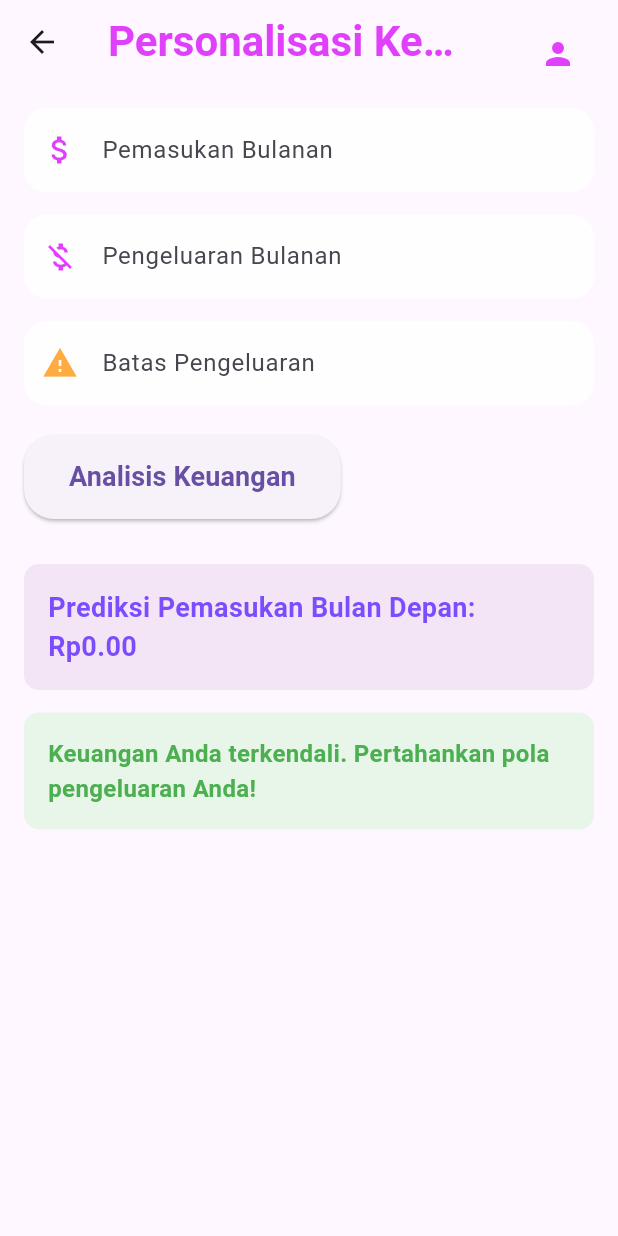
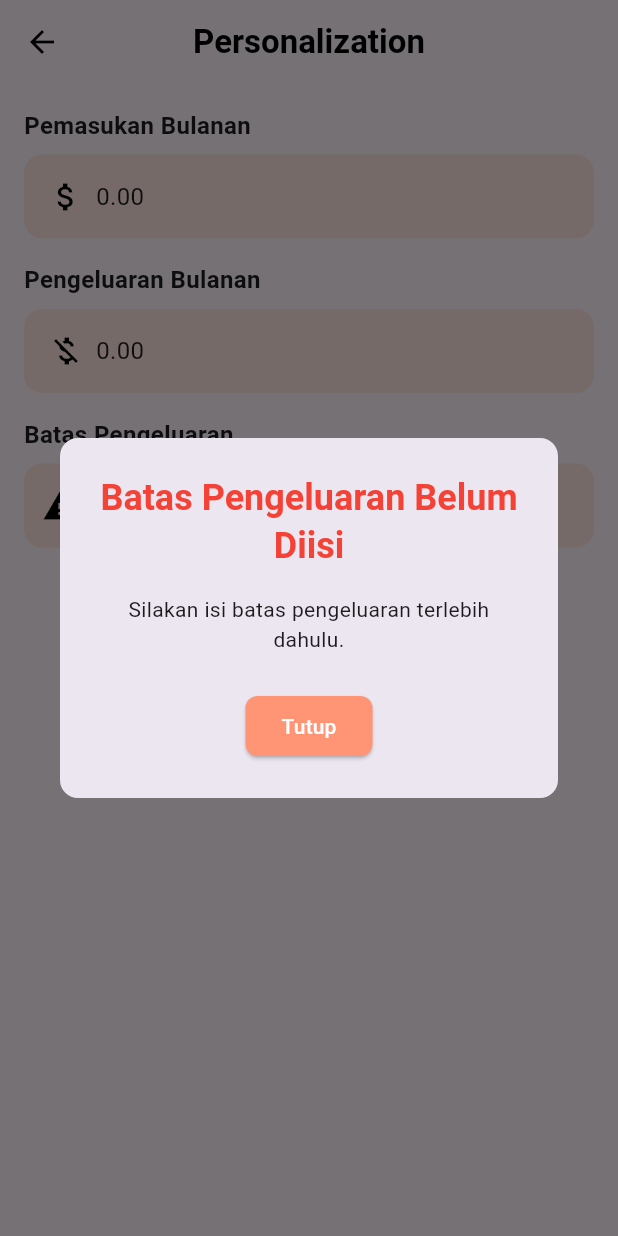
Before and after one commit to Natashayp/money_map, a Flutter app: the PersonalizationPage screen opened by its route, after a tap on "Analisis Keuangan", on a phone screen of 412 x 824 dp. Run offline on Flutter 3.47's test engine with Material 3 defaults, Android fonts, the phone set to English and light mode, and no system bars; our stand-ins replace cloud_firestore, firebase_core; accounts and stored records are empty; Roboto replaces fonts that are missing (Poppins); project files that could hold a hidden picture were left out.

Commit message:
crud pada halaman personalization

```diff
--- a/lib/home_page.dart
+++ b/lib/home_page.dart
@@ -1,6 +1,7 @@
 import 'package:flutter/material.dart';
 import 'package:cloud_firestore/cloud_firestore.dart';
 import 'package:intl/intl.dart';
+import 'package:moneyt/personalization_page.dart';
 import 'profile_page.dart';
 
 class HomePage extends StatefulWidget {
@@ -101,7 +102,11 @@ class _HomePageState extends State<HomePage> {
                         children: [
                           IconButton(
                             icon: const Icon(Icons.account_balance_wallet, color: Colors.black),
-                            onPressed: () {},
+                            onPressed: () {Navigator.push(
+                                context,
+                                MaterialPageRoute(builder: (context) => PersonalizationPage()),
+                              );
+                            },
                           ),
                           IconButton(
                             icon: const Icon(Icons.person, color: Colors.black),
--- a/lib/personalization_page.dart
+++ b/lib/personalization_page.dart
@@ -1,52 +1,175 @@
 import 'package:flutter/material.dart';
+import 'package:cloud_firestore/cloud_firestore.dart';
 
-class FinanceData {
-  double income;
-  double expense;
-  double expenseLimit;
+class PersonalizationPage extends StatefulWidget {
+  const PersonalizationPage({super.key});
 
-  FinanceData({
-    required this.income,
-    required this.expense,
-    required this.expenseLimit,
-  });
+  @override
+  State<PersonalizationPage> createState() => _PersonalizationPageState();
+}
 
-  double get predictedIncome => income * 1.1;
-  bool get isOverLimit => expense > expenseLimit;
+class _PersonalizationPageState extends State<PersonalizationPage> {
+  final TextEditingController _limitController = TextEditingController();
+  double _income = 0;
+  double _expense = 0;
 
-  String get suggestion {
-    if (isOverLimit) {
-      return "Pengeluaran Anda melebihi batas. Cobalah mengurangi belanja yang tidak penting atau meningkatkan pendapatan.";
-    } else {
-      return "Keuangan Anda terkendali. Pertahankan pola pengeluaran Anda!";
+  @override
+  void dispose() {
+    _limitController.dispose();
+    super.dispose();
   }
+
+  @override
+  void initState() {
+    super.initState();
+    _fetchData();
+  }
+
+  Future<void> _fetchData() async {
+    final QuerySnapshot snapshot = await FirebaseFirestore.instance.collection('db-money-mab').get();
+
+    double totalIncome = 0;
+    double totalExpense = 0;
+
+    for (var doc in snapshot.docs) {
+      var data = doc.data() as Map<String, dynamic>;
+      if (data['source'] == 'Income') {
+        totalIncome += data['amount'];
+      } else if (data['source'] == 'Expense') {
+        totalExpense += data['amount'];
       }
     }
 
-class PersonalizationPage extends StatefulWidget {
-  @override
-  _PersonalizationPageState createState() => _PersonalizationPageState();
+    setState(() {
+      _income = totalIncome;
+      _expense = totalExpense;
+    });
   }
 
-class _PersonalizationPageState extends State<PersonalizationPage> {
-  final TextEditingController _incomeController = TextEditingController();
-  final TextEditingController _expenseController = TextEditingController();
-  final TextEditingController _limitController = TextEditingController();
+  void _analyzeFinances() {
+    if (_limitController.text.isEmpty) {
+      _showDialog(
+        "Batas Pengeluaran Belum Diisi",
+        "Silakan isi batas pengeluaran terlebih dahulu.",
+        Colors.red,
+      );
+      return;
+    }
 
-  double? _predictedIncome;
-  String? _suggestion;
+    final double? limit = double.tryParse(_limitController.text);
+    if (limit == null) {
+      _showDialog(
+        "Input Tidak Valid",
+        "Masukkan angka saja yang diperbolehkan.",
+        Colors.red,
+      );
+      return;
+    }
 
-  void _analyzeFinance() {
-    final income = double.tryParse(_incomeController.text) ?? 0.0;
-    final expense = double.tryParse(_expenseController.text) ?? 0.0;
-    final limit = double.tryParse(_limitController.text) ?? 0.0;
+    String message;
+    Color messageColor;
+    Widget content;
 
-    final financeData = FinanceData(income: income, expense: expense, expenseLimit: limit);
+    if (_expense <= limit) {
+      message = "Pengeluaran Tidak Melebihi Batas";
+      messageColor = Colors.green;
+      content = const Text(
+        "Selamat! Pengeluaran Anda sesuai dengan batas yang ditentukan.",
+        textAlign: TextAlign.center,
+      );
+    } else if (_expense > limit && _expense <= limit * 1.5) {
+      message = "Pengeluaran Melebihi Batas";
+      messageColor = Colors.yellow;
+      content = Column(
+        mainAxisSize: MainAxisSize.min,
+        children: const [
+          Text(
+            "Saran yang bisa Anda lakukan:",
+            style: TextStyle(fontWeight: FontWeight.bold),
+          ),
+          SizedBox(height: 8),
+          Text("1. Tinjau kebutuhan prioritas"),
+          Text("2. Kurangi pengeluaran tidak penting"),
+        ],
+      );
+    } else if (_expense > limit * 1.5 && _expense <= limit * 2) {
+      message = "Pengeluaran Sangat Jauh dari Batas";
+      messageColor = Colors.orange;
+      content = Column(
+        mainAxisSize: MainAxisSize.min,
+        children: const [
+          Text(
+            "Saran yang bisa Anda lakukan:",
+            style: TextStyle(fontWeight: FontWeight.bold),
+          ),
+          SizedBox(height: 8),
+          Text("1. Memantau pengeluaran secara ketat"),
+          Text("2. Mencegah sifat konsumtif"),
+          Text("3. Cari alternatif yang lebih murah"),
+        ],
+      );
+    } else {
+      message = "Pengeluaran Anda Ekstrim";
+      messageColor = Colors.red;
+      content = Column(
+        mainAxisSize: MainAxisSize.min,
+        children: [
+          const Text(
+            "Saran yang bisa Anda lakukan:",
+            style: TextStyle(fontWeight: FontWeight.bold),
+          ),
+          const SizedBox(height: 8),
+          const Text("1. Menyimpan dana darurat"),
+          const Text("2. Mencari bantuan dari ahli keuangan"),
+          const Text("3. Membuat anggaran yang lebih ketat"),
+          const SizedBox(height: 8),
+          GestureDetector(
+            onTap: () {},
+            child: const Text(
+              "Klik di sini untuk belajar lebih lanjut tentang manajemen keuangan",
+              style: TextStyle(color: Colors.blue, decoration: TextDecoration.underline),
+            ),
+          ),
+        ],
+      );
+    }
 
-    setState(() {
-      _predictedIncome = financeData.predictedIncome;
-      _suggestion = financeData.suggestion;
-    });
+    _showDialog(message, content, messageColor);
+  }
+
+  void _showDialog(String title, dynamic content, Color titleColor) {
+    showDialog(
+      context: context,
+      builder: (context) => AlertDialog(
+        shape: RoundedRectangleBorder(borderRadius: BorderRadius.circular(12)),
+        title: Text(
+          title,
+          textAlign: TextAlign.center,
+          style: TextStyle(
+            fontWeight: FontWeight.bold,
+            color: titleColor,
+          ),
+        ),
+        content: content is Widget ? content : Text(content, textAlign: TextAlign.center),
+        actions: [
+          Center(
+            child: ElevatedButton(
+              style: ElevatedButton.styleFrom(
+                backgroundColor: const Color(0xFFFF9575),
+                shape: RoundedRectangleBorder(
+                  borderRadius: BorderRadius.circular(8),
+                ),
+              ),
+              onPressed: () => Navigator.pop(context),
+              child: const Text(
+                "Tutup",
+                style: TextStyle(color: Colors.white),
+              ),
+            ),
+          ),
+        ],
+      ),
+    );
   }
 
   @override
@@ -55,130 +178,134 @@ class _PersonalizationPageState extends State<PersonalizationPage> {
       appBar: AppBar(
         backgroundColor: Colors.transparent,
         elevation: 0,
-        title: Text(
-          "Personalisasi Keuangan",
+        leading: IconButton(
+          icon: const Icon(Icons.arrow_back, color: Colors.black),
+          onPressed: () => Navigator.pop(context),
+        ),
+        title: const Text(
+          "Personalization",
           style: TextStyle(
-            fontFamily: 'Poppins',
-            fontSize: 28,
             fontWeight: FontWeight.bold,
-            color: Colors.purpleAccent,
+            color: Colors.black,
           ),
         ),
-        actions: [
-          Padding(
-            padding: const EdgeInsets.all(16.0),
-            child: IconButton(
-              icon: const Icon(Icons.person, color: Colors.purpleAccent),
-              onPressed: () {
-                Navigator.pushNamed(context, '/personalization');
-              },
+        centerTitle: true,
       ),
-          ),
-        ],
-      ),
-      body: Padding(
+      body: SingleChildScrollView(
+        child: Padding(
           padding: const EdgeInsets.all(16.0),
           child: Column(
             crossAxisAlignment: CrossAxisAlignment.start,
             children: [
-            TextField(
-              controller: _incomeController,
-              keyboardType: TextInputType.number,
-              decoration: InputDecoration(
-                labelText: "Pemasukan Bulanan",
-                prefixIcon: Icon(Icons.attach_money, color: Colors.purpleAccent),
-                filled: true,
-                fillColor: Colors.white.withOpacity(0.9),
-                border: OutlineInputBorder(
-                  borderRadius: BorderRadius.circular(15),
-                  borderSide: BorderSide.none,
+              _buildDisplayField(
+                "Pemasukan Bulanan",
+                _income,
+                Icons.attach_money,
+              ),
+              const SizedBox(height: 16),
+              _buildDisplayField(
+                "Pengeluaran Bulanan",
+                _expense,
+                Icons.money_off,
+              ),
+              const SizedBox(height: 16),
+              _buildInputField(
+                "Batas Pengeluaran",
+                "Masukkan Batas Pengeluaran",
+                _limitController,
+                Icons.warning,
+              ),
+              const SizedBox(height: 32),
+              Center(
+                child: ElevatedButton(
+                  onPressed: _analyzeFinances,
+                  style: ElevatedButton.styleFrom(
+                    backgroundColor: const Color(0xFFFF9575),
+                    padding: const EdgeInsets.symmetric(horizontal: 48, vertical: 16),
+                    shape: RoundedRectangleBorder(
+                      borderRadius: BorderRadius.circular(8),
                     ),
                   ),
+                  child: const Text(
+                    "Analisis Keuangan",
+                    style: TextStyle(
+                      color: Colors.white,
+                      fontWeight: FontWeight.bold,
+                      fontSize: 16,
                     ),
-            SizedBox(height: 15),
-
-            TextField(
-              controller: _expenseController,
-              keyboardType: TextInputType.number,
-              decoration: InputDecoration(
-                labelText: "Pengeluaran Bulanan",
-                prefixIcon: Icon(Icons.money_off, color: Colors.purpleAccent),
-                filled: true,
-                fillColor: Colors.white.withOpacity(0.9),
-                border: OutlineInputBorder(
-                  borderRadius: BorderRadius.circular(15),
-                  borderSide: BorderSide.none,
-                ),
-              ),
-            ),
-            SizedBox(height: 15),
-
-            TextField(
-              controller: _limitController,
-              keyboardType: TextInputType.number,
-              decoration: InputDecoration(
-                labelText: "Batas Pengeluaran",
-                prefixIcon: Icon(Icons.warning, color: Colors.orangeAccent),
-                filled: true,
-                fillColor: Colors.white.withOpacity(0.9),
-                border: OutlineInputBorder(
-                  borderRadius: BorderRadius.circular(15),
-                  borderSide: BorderSide.none,
-                ),
-              ),
-            ),
-            SizedBox(height: 20),
-
-            ElevatedButton(
-              onPressed: _analyzeFinance,
-              child: Text(
-                "Analisis Keuangan",
-                style: TextStyle(fontSize: 18, fontWeight: FontWeight.bold),
-              ),
-              style: ElevatedButton.styleFrom(
-                padding: EdgeInsets.symmetric(vertical: 15, horizontal: 30),
-                shape: RoundedRectangleBorder(borderRadius: BorderRadius.circular(20)),
-              ),
-            ),
-            SizedBox(height: 30),
-
-            if (_predictedIncome != null)
-              Container(
-                padding: EdgeInsets.all(16),
-                decoration: BoxDecoration(
-                  color: Colors.purple[50],
-                  borderRadius: BorderRadius.circular(10),
-                ),
-                child: Text(
-                  "Prediksi Pemasukan Bulan Depan: Rp${_predictedIncome!.toStringAsFixed(2)}",
-                  style: TextStyle(
-                    fontSize: 18,
-                    fontWeight: FontWeight.bold,
-                    color: Colors.deepPurpleAccent,
-                  ),
-                ),
-              ),
-            SizedBox(height: 15),
-
-            if (_suggestion != null)
-              Container(
-                padding: EdgeInsets.all(16),
-                decoration: BoxDecoration(
-                  color: _suggestion!.contains("melebihi") ? Colors.red[50] : Colors.green[50],
-                  borderRadius: BorderRadius.circular(10),
-                ),
-                child: Text(
-                  _suggestion!,
-                  style: TextStyle(
-                    fontSize: 16,
-                    color: _suggestion!.contains("melebihi") ? Colors.red : Colors.green,
-                    fontWeight: FontWeight.bold,
                   ),
                 ),
               ),
             ],
           ),
         ),
+      ),
+    );
+  }
+
+  Widget _buildDisplayField(String label, double value, IconData icon) {
+    return Column(
+      crossAxisAlignment: CrossAxisAlignment.start,
+      children: [
+        Text(
+          label,
+          style: const TextStyle(
+            fontWeight: FontWeight.bold,
+            fontSize: 16,
+          ),
+        ),
+        const SizedBox(height: 8),
+        Container(
+          padding: const EdgeInsets.all(16.0),
+          decoration: BoxDecoration(
+            color: const Color(0xFFFFE8E1),
+            borderRadius: BorderRadius.circular(12),
+          ),
+          child: Row(
+            children: [
+              Icon(icon, color: Colors.black),
+              const SizedBox(width: 8),
+              Text(
+                value.toStringAsFixed(2),
+                style: const TextStyle(
+                  fontSize: 16,
+                ),
+              ),
+            ],
+          ),
+        ),
+      ],
+    );
+  }
+
+  Widget _buildInputField(String label, String hint, TextEditingController controller, IconData icon) {
+    return Column(
+      crossAxisAlignment: CrossAxisAlignment.start,
+      children: [
+        Text(
+          label,
+          style: const TextStyle(
+            fontWeight: FontWeight.bold,
+            fontSize: 16,
+          ),
+        ),
+        const SizedBox(height: 8),
+        TextField(
+          controller: controller,
+          keyboardType: TextInputType.number,
+          decoration: InputDecoration(
+            hintText: hint,
+            hintStyle: const TextStyle(color: Colors.grey),
+            filled: true,
+            fillColor: const Color(0xFFFFE8E1),
+            prefixIcon: Icon(icon, color: Colors.black),
+            border: OutlineInputBorder(
+              borderRadius: BorderRadius.circular(12),
+              borderSide: BorderSide.none,
+            ),
+          ),
+        ),
+      ],
     );
   }
 }
```
Lines whose indentation alone changed are shown as unchanged.
